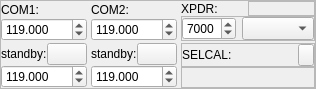
First picture: the form in src/blackgui/components/cockpitcomcomponent.ui, repository swift-project/pilotclient, before the edit.
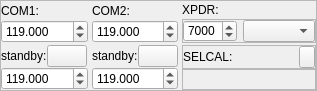
Second picture: the form after the edit. Icons and pictures are not drawn. Custom widgets are drawn as their Qt base class.

Commit message: Adjusted some cockpit ui elements

Diff of the .ui file:
```diff
--- a/src/blackgui/components/cockpitcomcomponent.ui
+++ b/src/blackgui/components/cockpitcomcomponent.ui
@@ -6,16 +6,10 @@
    <rect>
     <x>0</x>
     <y>0</y>
-    <width>297</width>
-    <height>89</height>
+    <width>317</width>
+    <height>91</height>
    </rect>
   </property>
-  <property name="minimumSize">
-   <size>
-    <width>0</width>
-    <height>75</height>
-   </size>
-  </property>
   <property name="windowTitle">
    <string>Cockpit COM</string>
   </property>
@@ -72,12 +66,6 @@
         </property>
         <item row="1" column="0" colspan="2">
          <widget class="BlackGui::Components::CSelcalCodeSelector" name="frp_ComPanelSelcalBottom">
-          <property name="sizePolicy">
-           <sizepolicy hsizetype="Preferred" vsizetype="Preferred">
-            <horstretch>0</horstretch>
-            <verstretch>0</verstretch>
-           </sizepolicy>
-          </property>
           <property name="frameShape">
            <enum>QFrame::StyledPanel</enum>
           </property>
@@ -265,24 +253,6 @@
         </item>
         <item row="1" column="0" colspan="2">
          <widget class="QDoubleSpinBox" name="ds_ComPanelCom1Standby">
-          <property name="sizePolicy">
-           <sizepolicy hsizetype="Preferred" vsizetype="Maximum">
-            <horstretch>0</horstretch>
-            <verstretch>0</verstretch>
-           </sizepolicy>
-          </property>
-          <property name="minimumSize">
-           <size>
-            <width>0</width>
-            <height>0</height>
-           </size>
-          </property>
-          <property name="maximumSize">
-           <size>
-            <width>16777215</width>
-            <height>16777215</height>
-           </size>
-          </property>
           <property name="decimals">
            <number>3</number>
           </property>
@@ -302,12 +272,6 @@
         </item>
         <item row="0" column="1" alignment="Qt::AlignHCenter">
          <widget class="QPushButton" name="pb_ComPanelCom1Toggle">
-          <property name="sizePolicy">
-           <sizepolicy hsizetype="Maximum" vsizetype="Maximum">
-            <horstretch>0</horstretch>
-            <verstretch>0</verstretch>
-           </sizepolicy>
-          </property>
           <property name="toolTip">
            <string>Toggle COM 1 standby/active</string>
           </property>
@@ -356,12 +320,6 @@
         </item>
         <item row="0" column="1" alignment="Qt::AlignHCenter">
          <widget class="QPushButton" name="pb_ComPanelCom2Toggle">
-          <property name="sizePolicy">
-           <sizepolicy hsizetype="Maximum" vsizetype="Maximum">
-            <horstretch>0</horstretch>
-            <verstretch>0</verstretch>
-           </sizepolicy>
-          </property>
           <property name="toolTip">
            <string>Toggle COM 2 standby/active</string>
           </property>
@@ -445,10 +403,10 @@
         <item row="0" column="1">
          <widget class="BlackGui::Components::CCockpitTransponderModeLedsComponent" name="comp_TransponderLeds">
           <property name="frameShape">
-           <enum>QFrame::StyledPanel</enum>
+           <enum>QFrame::NoFrame</enum>
           </property>
           <property name="frameShadow">
-           <enum>QFrame::Raised</enum>
+           <enum>QFrame::Plain</enum>
           </property>
          </widget>
         </item>
@@ -502,14 +460,7 @@
             </widget>
            </item>
            <item>
-            <widget class="BlackGui::Components::CTransponderModeSelector" name="cbp_ComPanelTransponderMode">
-             <property name="sizePolicy">
-              <sizepolicy hsizetype="Preferred" vsizetype="Preferred">
-               <horstretch>0</horstretch>
-               <verstretch>0</verstretch>
-              </sizepolicy>
-             </property>
-            </widget>
+            <widget class="BlackGui::Components::CTransponderModeSelector" name="cbp_ComPanelTransponderMode"/>
            </item>
           </layout>
          </widget>
```
